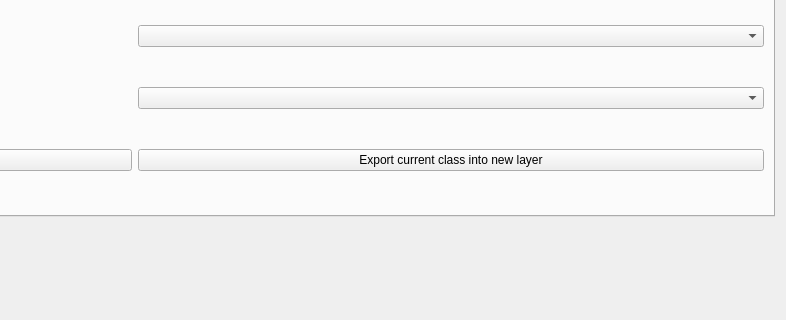
Old version of the form src/napari_clusters_plotter/plotter_inputs.ui in the repository BiAPoL/napari-clusters-plotter; both pictures show x 517 to 1303 and y 117 to 437 of the 1303 by 871 pixel window.
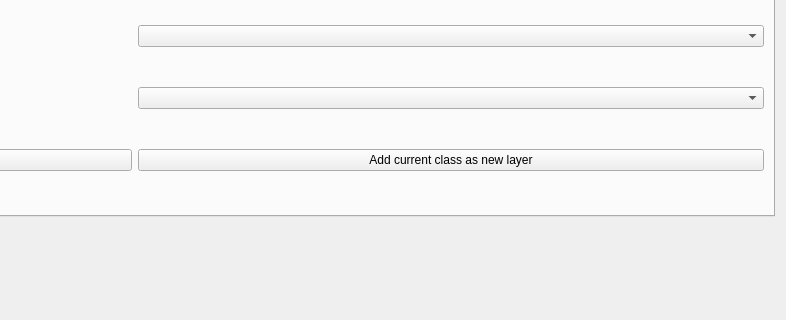
New version of the form.

Commit message: renamed export button

Patch:
```diff
--- a/src/napari_clusters_plotter/plotter_inputs.ui
+++ b/src/napari_clusters_plotter/plotter_inputs.ui
@@ -73,7 +73,7 @@
           <string>The current class can be selected above the plot canvas</string>
          </property>
          <property name="text">
-          <string>Export current class into new layer</string>
+          <string>Add current class as new layer</string>
          </property>
         </widget>
        </item>
```
